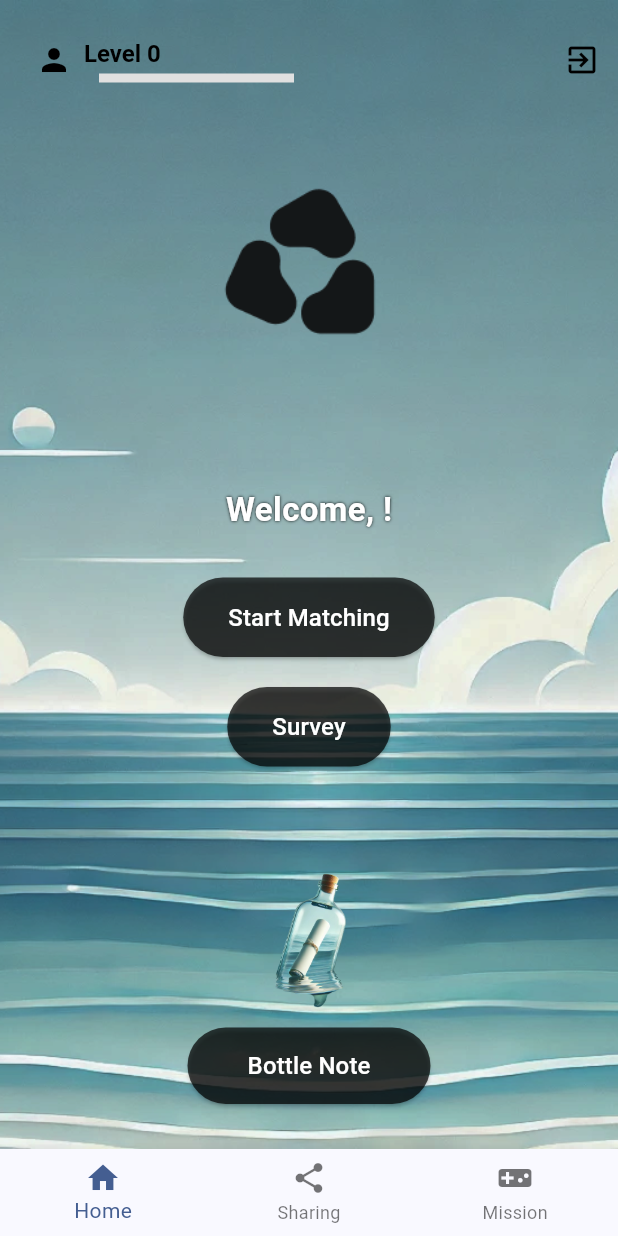
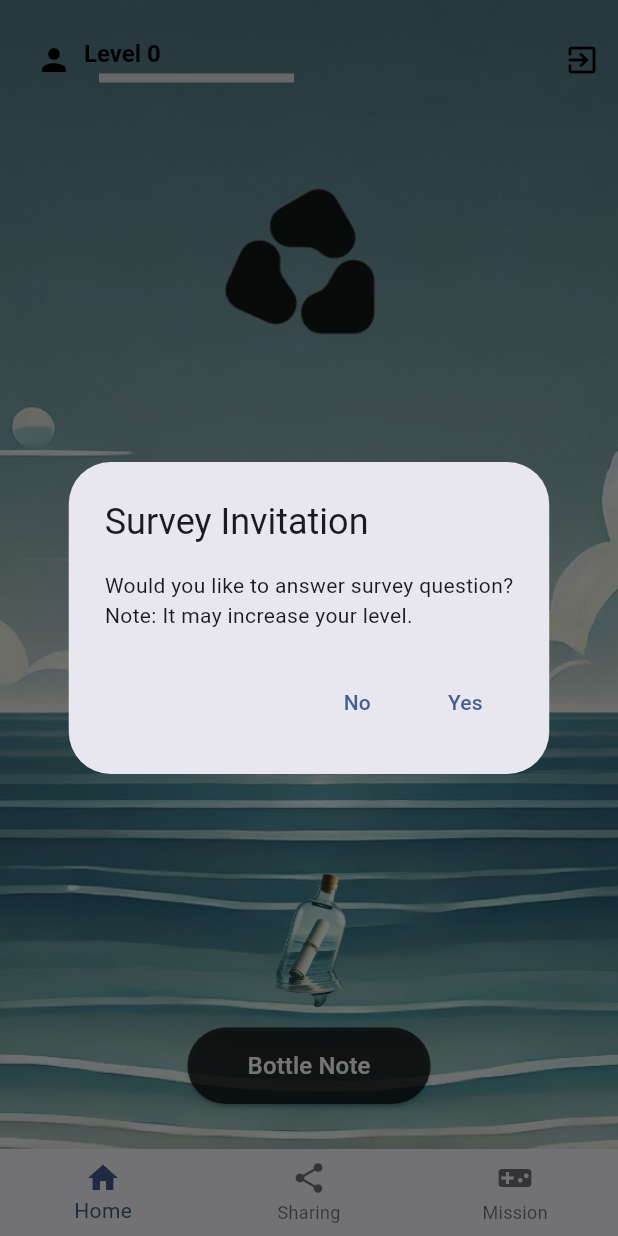
Before and after one commit to Yung729/blindmate, a Flutter app: the screen it shows once a user with an empty profile is signed in, on a phone screen of 412 x 824 dp. Run offline on Flutter 3.47's test engine with Material 3 defaults, Android fonts, the phone set to English and light mode, and no system bars; drawn by our look-alikes of percent_indicator; our stand-ins replace animated_text_kit, cloud_firestore, device_info_plus, firebase_auth, firebase_core, google_generative_ai and 4 more; missing offline and left inert: metadata_fetch; accounts and stored records are empty.

Commit message:
survey pops up once

```diff
--- a/lib/views/screens/home_screen.dart
+++ b/lib/views/screens/home_screen.dart
@@ -17,11 +17,20 @@ class HomeScreen extends StatefulWidget {
 
 class _HomeScreenState extends State<HomeScreen> {
   late final AuthState authState;
+  bool _hasShownSurveyDialog = false; // Track if the dialog has been shown
 
   @override
   void initState() {
     super.initState();
     authState = context.read<AuthState>();
+
+    // Show the survey dialog immediately after the first frame, but only once
+    WidgetsBinding.instance.addPostFrameCallback((_) {
+      if (!_hasShownSurveyDialog) {
+        _showSurveyDialog();
+        _hasShownSurveyDialog = true; // Set flag to true after showing
+      }
+    });
   }
 
   void _startRandomMatching() {
@@ -42,8 +51,7 @@ class _HomeScreenState extends State<HomeScreen> {
       Navigator.push(
         context,
         MaterialPageRoute(
-          builder:
-              (context) => SurveyPage(userId: user!.userId),
+          builder: (context) => SurveyPage(userId: user!.userId),
         ),
       ).then((_) async {
         // 🔄 Refresh user data after returning from SurveyPage
@@ -53,17 +61,16 @@ class _HomeScreenState extends State<HomeScreen> {
       });
     } else {
       // Handle the case where currentUser is null
-      ScaffoldMessenger.of(
-        context,
-      ).showSnackBar(const SnackBar(content: Text('User not logged in')));
+      ScaffoldMessenger.of(context).showSnackBar(
+        const SnackBar(content: Text('User not logged in')),
+      );
     }
   }
 
   void _showSurveyDialog() {
     showDialog(
       context: context,
-      builder:
-          (context) => AlertDialog(
+      builder: (context) => AlertDialog(
         title: const Text('Survey Invitation'),
         content: const Text(
           'Would you like to answer survey question?\nNote: It may increase your level.',
@@ -132,11 +139,6 @@ class _HomeScreenState extends State<HomeScreen> {
                           text: "Start Matching",
                           onPressed: _startRandomMatching,
                         ),
-                        const SizedBox(height: 20),
-                        CustomButton(
-                          text: "Survey",
-                          onPressed: _showSurveyDialog,
-                        ),
                       ],
                     ),
 
@@ -152,8 +154,7 @@ class _HomeScreenState extends State<HomeScreen> {
                               Navigator.push(
                                 context,
                                 MaterialPageRoute(
-                                  builder:
-                                      (context) => const BottleNoteHomeScreen(),
+                                  builder: (context) => const BottleNoteHomeScreen(),
                                 ),
                               );
                             },
```
Lines whose indentation alone changed are shown as unchanged.
